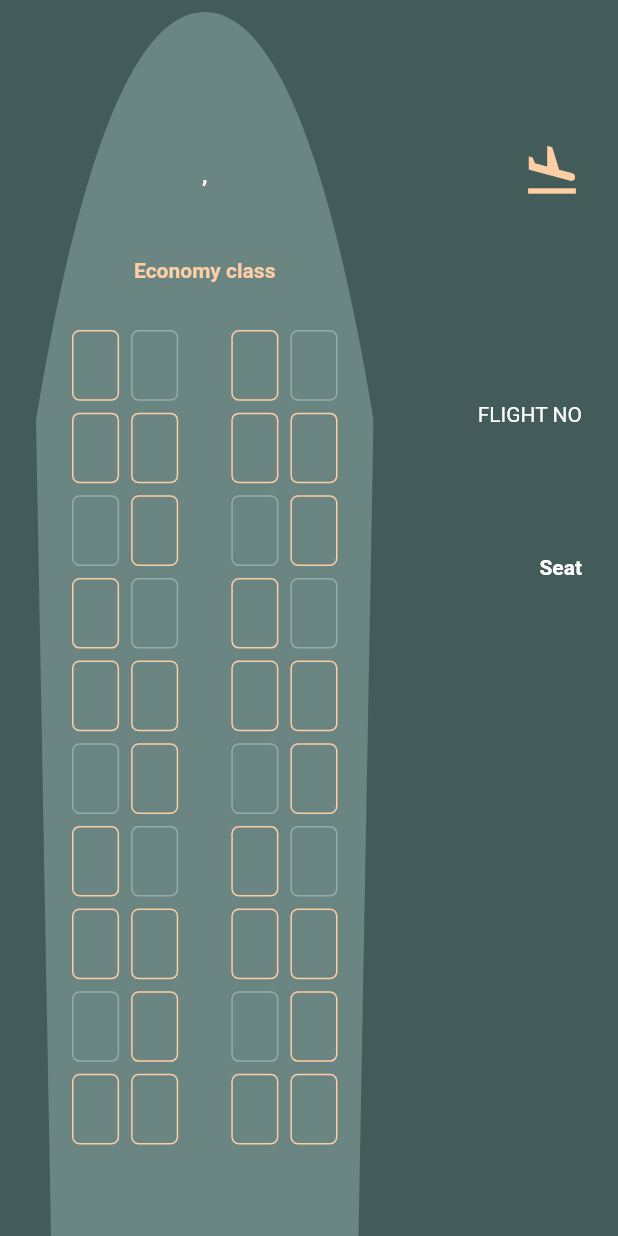
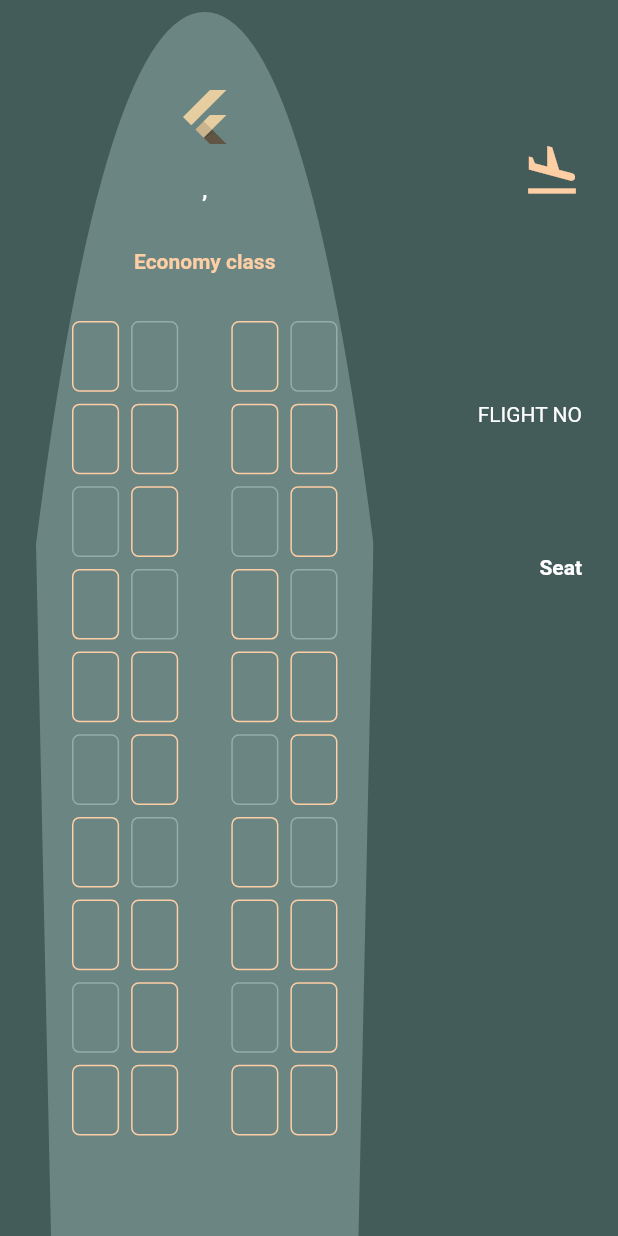
Before and after one commit to CarmineToriello95/flight_booking_app_design_concept, a Flutter app: the SeatSelectionPage screen opened directly with empty values, on a phone screen of 412 x 824 dp. Run offline on Flutter 3.47's test engine with Material 2 defaults, Android fonts, the phone set to English and light mode, and no system bars; missing offline and left inert: snake_button.

Commit message:
Small adjustments

```diff
--- a/lib/sub_pages/seat_selection_page.dart
+++ b/lib/sub_pages/seat_selection_page.dart
@@ -1,4 +1,5 @@
 import 'package:emirates_airlines_concept_ui/resources/r.dart';
+import 'package:emirates_airlines_concept_ui/widgets/custom_flutter_logo.dart';
 import 'package:emirates_airlines_concept_ui/widgets/fade_in_out_widget/fade_in_out_widget.dart';
 import 'package:emirates_airlines_concept_ui/widgets/fade_in_out_widget/fade_in_out_widget_controller.dart';
 import 'package:flutter/material.dart';
@@ -145,7 +146,13 @@ class _SeatSelectionPageState extends State<SeatSelectionPage> {
               child: Column(
                 children: [
                   const SizedBox(
-                    height: 100.0,
+                    height: 50.0,
+                  ),
+                  const CustomFlutterLogo(
+                    size: 40.0,
+                  ),
+                  const SizedBox(
+                    height: 20.0,
                   ),
                   Text(
                     "${widget.flightData.date} , ${widget.flightData.time}",
@@ -155,7 +162,7 @@ class _SeatSelectionPageState extends State<SeatSelectionPage> {
                     ),
                   ),
                   const SizedBox(
-                    height: 48.0,
+                    height: 32.0,
                   ),
                   Text(
                     "Economy class",
@@ -256,11 +263,11 @@ class PlaneClipper extends CustomClipper<Path> {
   Path getClip(Size size) {
     var path = Path();
     path.moveTo(10, size.height);
-    path.lineTo(0, size.height / 3);
+    path.lineTo(0, size.height / 2.3);
 
     path.quadraticBezierTo(size.width / 5, 0, size.width / 2, 0);
     path.quadraticBezierTo(
-        size.width - size.width / 5, 0, size.width, size.height / 3);
+        size.width - size.width / 5, 0, size.width, size.height / 2.3);
     path.lineTo(size.width - 10, size.height);
     path.lineTo(0, size.height);
     return path;
--- a/lib/widgets/custom_text_field.dart
+++ b/lib/widgets/custom_text_field.dart
@@ -35,6 +35,6 @@ class CustomTextField extends StatelessWidget {
         ),
         cursorColor: mainColor,
         obscureText: isTextObscure,
-        style: TextStyle(color: mainColor),
+        style: TextStyle(color: mainColor, fontWeight: FontWeight.bold),
       );
 }
```
Also changed, not shown: lib/main_pages/home_page.dart (+8 -6 lines).
